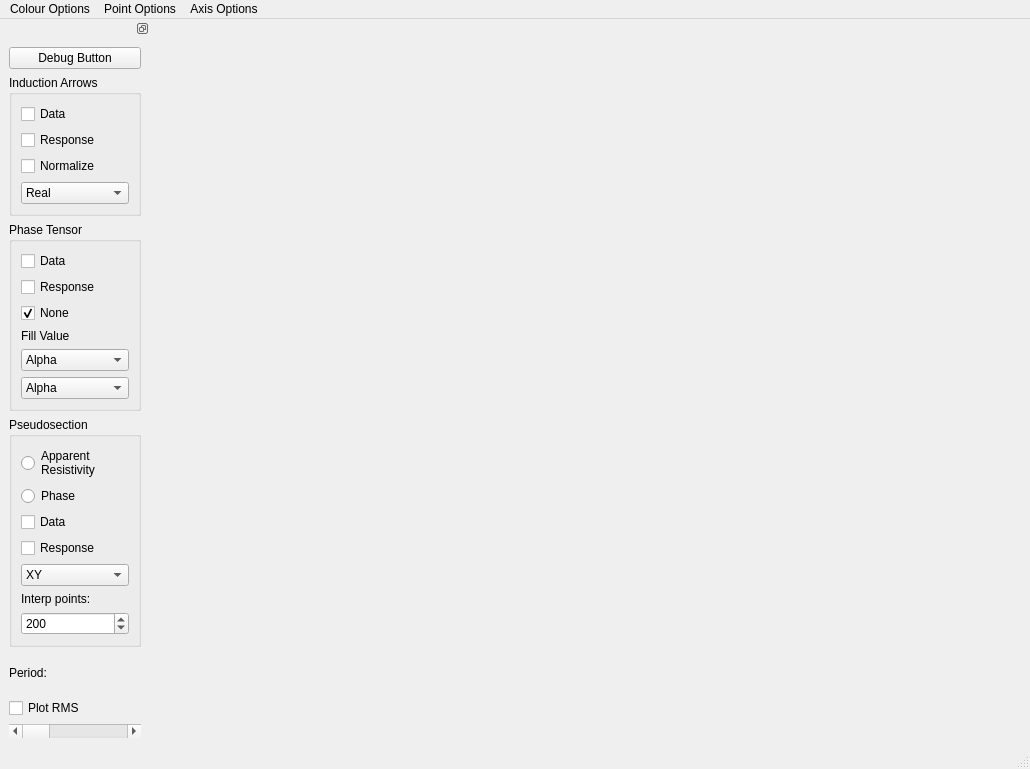
Old version of the form pyMT/DataGUI/map_viewer.ui in the repository eroots/pyMT.
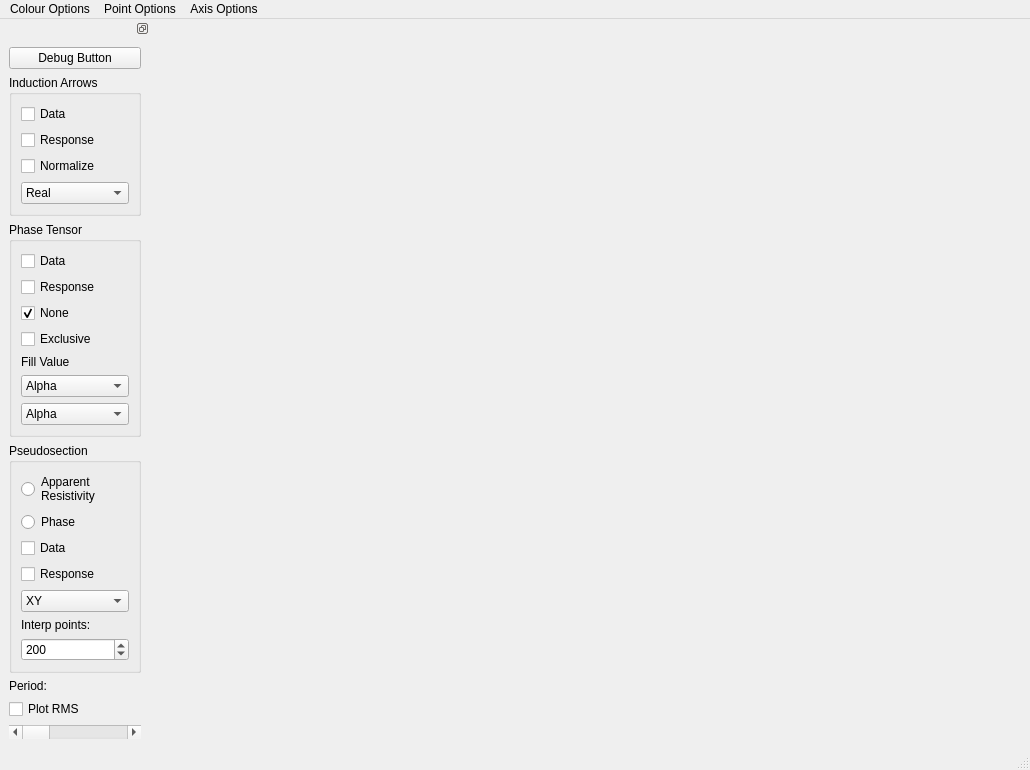
New version of the form.

Commit message: Added data/response exclusive button for PT plotting

Diff of the .ui file:
```diff
--- a/pyMT/DataGUI/map_viewer.ui
+++ b/pyMT/DataGUI/map_viewer.ui
@@ -258,6 +258,13 @@
           </property>
          </widget>
         </item>
+        <item>
+         <widget class="QCheckBox" name="toggle_PTExclusive">
+          <property name="text">
+           <string>Exclusive</string>
+          </property>
+         </widget>
+        </item>
         <item>
          <widget class="QLabel" name="label">
           <property name="text">
```
The commit also changes 1 other file.
